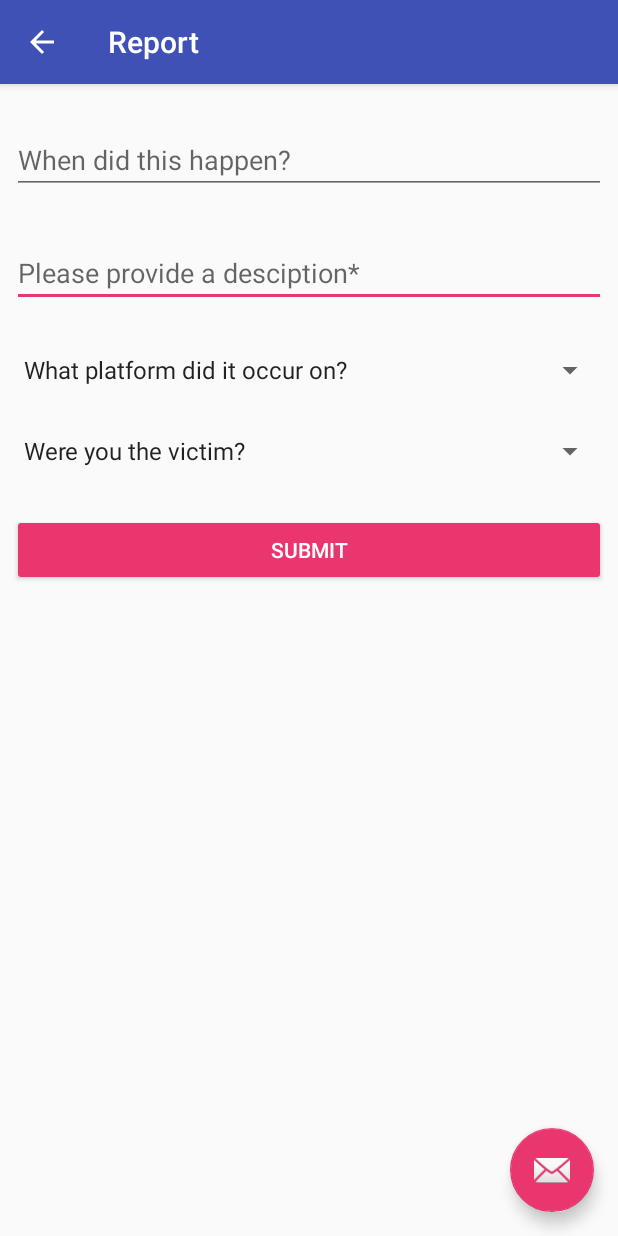
After one commit to tha-bo/mvmr, an Android app: the Report screen opened directly, with no data from a screen before it, on a phone screen of 412 x 824 dp. The commit adds this screen. Run offline under Robolectric (Android 15) with nearby library versions, the phone set to English and light mode, and no system bars; our stand-ins replace Firebase (no records; nobody signed in at launch, a user with empty details on screens opened directly).

Commit message:
added report activity refactored syrvey

```diff
--- a/app/build.gradle
+++ b/app/build.gradle
@@ -25,6 +25,9 @@ dependencies {
     androidTestCompile('com.android.support.test.espresso:espresso-core:2.2.2', {
         exclude group: 'com.android.support', module: 'support-annotations'
     })
+    compile files('libs/activation.jar')
+    compile files('libs/additionnal.jar')
+    compile files('libs/mail.jar')
     compile 'com.google.firebase:firebase-auth:10.2.4'
     compile 'com.google.firebase:firebase-database:10.2.4'
     compile 'com.android.support:appcompat-v7:25.3.1'
@@ -32,8 +35,5 @@ dependencies {
     compile 'com.android.support:design:25.3.1'
     compile 'com.android.support:support-v4:25.3.1'
     testCompile 'junit:junit:4.12'
-    compile files('libs/activation.jar')
-    compile files('libs/additionnal.jar')
-    compile files('libs/mail.jar')
 }
 apply plugin: 'com.google.gms.google-services'
--- /dev/null
+++ b/app/src/main/java/mvmr/mvmr/Report.java
@@ -0,0 +1,198 @@
+package mvmr.mvmr;
+
+import android.content.SharedPreferences;
+import android.os.Bundle;
+import android.support.annotation.NonNull;
+import android.support.design.widget.FloatingActionButton;
+import android.support.design.widget.Snackbar;
+import android.support.v4.app.DialogFragment;
+import android.support.v7.app.AppCompatActivity;
+import android.support.v7.widget.Toolbar;
+import android.view.View;
+import android.widget.AdapterView;
+import android.widget.Button;
+import android.widget.EditText;
+import android.widget.Spinner;
+import android.widget.Toast;
+
+import com.google.android.gms.tasks.OnCompleteListener;
+import com.google.android.gms.tasks.Task;
+import com.google.firebase.auth.AuthResult;
+import com.google.firebase.auth.FirebaseAuth;
+import com.google.firebase.database.DatabaseReference;
+import com.google.firebase.database.FirebaseDatabase;
+
+import java.text.SimpleDateFormat;
+import java.util.Calendar;
+import java.util.Date;
+
+import mvmr.mvmr.models.ReportModel;
+import mvmr.mvmr.models.SurveyModel;
+
+public class Report extends AppCompatActivity implements DatePickerFragment.OnDatePickerInteractionListener {
+    protected FirebaseAuth mAuth;
+    protected DatabaseReference mDatabase;
+    SharedPreferences reportCache;
+
+    Calendar incidentDate = Calendar.getInstance();
+    @Override
+    protected void onCreate(Bundle savedInstanceState) {
+        super.onCreate(savedInstanceState);
+        setContentView(R.layout.activity_report);
+        Toolbar toolbar = (Toolbar) findViewById(R.id.toolbar);
+        setSupportActionBar(toolbar);
+        reportCache = getSharedPreferences("MVMR_Report", 0);
+
+        EditText r_date = (EditText) findViewById(R.id.report_date);
+        r_date.setOnClickListener(new View.OnClickListener() {
+            @Override
+            public void onClick(View view) {
+                showDatePickerDialog(view);
+            }
+        });
+
+        Button btnSubmit = (Button) findViewById(R.id.report_submit);
+        btnSubmit.setOnClickListener(new View.OnClickListener() {
+            @Override
+            public void onClick(View view) {
+                onSubmit(view);
+            }
+        });
+
+        EditText r_description = (EditText) findViewById(R.id.report_description);
+        r_description.setOnFocusChangeListener(  new View.OnFocusChangeListener() {
+            @Override
+            public void onFocusChange(View v, boolean hasFocus) {
+                if(!hasFocus && ((EditText)v).getText() != null);
+                {
+                    reportCache.edit().putString("description", ((EditText)v).getText().toString()).commit();
+                }
+            }
+        });
+
+        Spinner r_platform = (Spinner) findViewById(R.id.report_platform);
+//        r_platform.setOnItemSelectedListener( new AdapterView.OnItemSelectedListener() {
+//
+//            @Override
+//            public void onItemSelected(AdapterView<?> parent, View view, int position, long id) {
+//                reportCache.edit().putInt("platform", (int)((Spinner)view).getSelectedItemId()).commit();
+//            }
+//
+//            @Override
+//            public void onNothingSelected(AdapterView<?> parent) {
+//
+//            }
+//        });
+
+        Spinner r_victim = (Spinner) findViewById(R.id.report_victim);
+//        r_victim.setOnItemSelectedListener( new AdapterView.OnItemSelectedListener() {
+//
+//            @Override
+//            public void onItemSelected(AdapterView<?> parent, View view, int position, long id) {
+//                reportCache.edit().putInt("victim", (int)((Spinner)view).getSelectedItemId()).commit();
+//            }
+//
+//            @Override
+//            public void onNothingSelected(AdapterView<?> parent) {
+//
+//            }
+//        });
+
+        r_date.setText(reportCache.getString("date", null));
+        r_description.setText(reportCache.getString("description", null));
+        r_platform.setSelection(reportCache.getInt("platform", 0));
+        r_victim.setSelection(reportCache.getInt("victim", 0));
+
+        getSupportActionBar().setDisplayHomeAsUpEnabled(true);
+    }
+
+    @Override
+    public void onDatePickerInteraction(int year, int month, int day) {
+        incidentDate.set(year, month, day);//calender is 0 based
+        EditText r_date = (EditText) findViewById(R.id.report_date);
+        String date = new SimpleDateFormat("EEEE d MMM, yyyy").format(incidentDate.getTime());
+        r_date.setText(date);
+        reportCache.edit().putString("date", date).commit();
+    }
+
+    public void showDatePickerDialog(View v) {
+        DialogFragment newFragment = new DatePickerFragment();
+        newFragment.show(getSupportFragmentManager(), "datePicker");
+    }
+
+    public void onSubmit(View v)
+    {
+        EditText r_date = (EditText) findViewById(R.id.report_date);
+        EditText r_description = (EditText) findViewById(R.id.report_description);
+        Spinner r_platform = (Spinner) findViewById(R.id.report_platform);
+        Spinner r_victim = (Spinner) findViewById(R.id.report_victim);
+
+        if(r_date.getText().toString() == null || r_date.getText().toString().equals("") ||
+           r_description.getText().toString() == null || r_description.getText().toString().equals("") ||
+           r_platform.getSelectedItemId() == 0 || r_victim.getSelectedItemId() == 0 )
+        {
+            Toast.makeText(Report.this, "Please enter all values", Toast.LENGTH_SHORT).show();
+            return;
+        }
+
+        SharedPreferences settings = getSharedPreferences("MVMR", 0);
+        ReportModel model = new ReportModel(settings.getString("user_id", null),
+                new SimpleDateFormat("yyyy/MM/dd HH:mm:ss").format(new Date()),
+                r_description.getText().toString(),
+                r_platform.getSelectedItem().toString(),
+                r_victim.getSelectedItem().toString()
+        );
+        SendResults(model);
+    }
+
+    private void SendResults(final ReportModel model)
+    {
+        final boolean[] triedSendEmail = {false};
+        try {
+
+            mAuth = FirebaseAuth.getInstance();
+            mAuth.signInAnonymously().addOnCompleteListener(new OnCompleteListener<AuthResult>() {
+                @Override
+                public void onComplete(@NonNull Task<AuthResult> task) {
+                    if (task.isSuccessful()) {
+                        Toast.makeText(Report.this, "login success", Toast.LENGTH_SHORT).show();
+
+                        String modelId = java.util.UUID.randomUUID().toString() + new SimpleDateFormat("_HH:mm:ss").format(new Date());
+
+                        mDatabase = FirebaseDatabase.getInstance().getReference();
+                        mDatabase.child("survey")
+                                .child(modelId)
+                                .setValue(model);
+                        getSharedPreferences("MVMR", 0).edit().putInt("submittedSurvey", 1).commit();
+                        if(EmailSender.IsOnline(Report.this))
+                        {
+                            EmailSender.SendReport(Report.this, model);
+                        }
+                        reportCache.edit().clear().commit();
+                    }
+                    else{
+                        Toast.makeText(Report.this, "login failed", Toast.LENGTH_SHORT).show();
+                        if(EmailSender.IsOnline(Report.this))
+                        {
+                            triedSendEmail[0] = true;
+                            EmailSender.SendReport(Report.this, model);
+                            reportCache.edit().clear().commit();
+                        }
+                    }
+                }
+            });
+
+        } catch (Exception e) {
+            Toast.makeText(Report.this, "login error", Toast.LENGTH_SHORT).show();
+            if(!triedSendEmail[0] && EmailSender.IsOnline(this))
+            {
+                EmailSender.SendReport(this, model);
+                reportCache.edit().clear().commit();
+            }
+            else
+            {
+                Toast.makeText(Report.this, "Send Report Error", Toast.LENGTH_SHORT).show();
+            }
+        }
+    }
+}
--- /dev/null
+++ b/app/src/main/res/layout/activity_report.xml
@@ -0,0 +1,33 @@
+<?xml version="1.0" encoding="utf-8"?>
+<android.support.design.widget.CoordinatorLayout xmlns:android="http://schemas.android.com/apk/res/android"
+    xmlns:app="http://schemas.android.com/apk/res-auto"
+    xmlns:tools="http://schemas.android.com/tools"
+    android:layout_width="match_parent"
+    android:layout_height="match_parent"
+    tools:context="mvmr.mvmr.Report">
+
+    <android.support.design.widget.AppBarLayout
+        android:layout_width="match_parent"
+        android:layout_height="wrap_content"
+        android:theme="@style/AppTheme.AppBarOverlay">
+
+        <android.support.v7.widget.Toolbar
+            android:id="@+id/toolbar"
+            android:layout_width="match_parent"
+            android:layout_height="?attr/actionBarSize"
+            android:background="?attr/colorPrimary"
+            app:popupTheme="@style/AppTheme.PopupOverlay" />
+
+    </android.support.design.widget.AppBarLayout>
+
+    <include layout="@layout/content_report" />
+
+    <android.support.design.widget.FloatingActionButton
+        android:id="@+id/fab"
+        android:layout_width="wrap_content"
+        android:layout_height="wrap_content"
+        android:layout_gravity="bottom|end"
+        android:layout_margin="@dimen/fab_margin"
+        app:srcCompat="@android:drawable/ic_dialog_email" />
+
+</android.support.design.widget.CoordinatorLayout>
--- /dev/null
+++ b/app/src/main/res/layout/content_report.xml
@@ -0,0 +1,80 @@
+<?xml version="1.0" encoding="utf-8"?>
+<android.support.constraint.ConstraintLayout xmlns:android="http://schemas.android.com/apk/res/android"
+    xmlns:app="http://schemas.android.com/apk/res-auto"
+    xmlns:tools="http://schemas.android.com/tools"
+    android:layout_width="match_parent"
+    android:layout_height="match_parent"
+    app:layout_behavior="@string/appbar_scrolling_view_behavior"
+    tools:context="mvmr.mvmr.Report"
+    tools:showIn="@layout/activity_report">
+
+    <ScrollView
+        android:layout_width="0dp"
+        android:layout_height="0dp"
+        android:layout_marginBottom="8dp"
+        android:layout_marginLeft="8dp"
+        android:layout_marginRight="8dp"
+        android:layout_marginTop="8dp"
+        app:layout_constraintBottom_toBottomOf="parent"
+        app:layout_constraintLeft_toLeftOf="parent"
+        app:layout_constraintRight_toRightOf="parent"
+        app:layout_constraintTop_toTopOf="parent"
+        android:layout_marginStart="8dp"
+        android:layout_marginEnd="8dp">
+
+        <LinearLayout
+            android:layout_width="match_parent"
+            android:layout_height="wrap_content"
+            android:orientation="vertical" >
+
+            <EditText
+                android:id="@+id/report_date"
+                android:layout_width="match_parent"
+                android:layout_height="wrap_content"
+                android:focusable="false"
+                android:longClickable="false"
+                android:ems="10"
+                android:hint="When did this happen?"
+                android:inputType="none"
+                android:scrollHorizontally="false"
+                android:paddingTop="30dp" />
+
+            <EditText
+                android:id="@+id/report_description"
+                android:layout_width="match_parent"
+                android:layout_height="wrap_content"
+                android:layout_marginTop="30dp"
+                android:ems="10"
+                android:hint="Please provide a desciption*"
+                android:inputType="textMultiLine"
+                android:scrollHorizontally="false" />
+
+            <Spinner
+                android:id="@+id/report_platform"
+                android:layout_width="match_parent"
+                android:layout_height="wrap_content"
+                android:layout_marginTop="30dp"
+                android:entries="@array/report_platform_entries"
+                android:inputType="textMultiLine"
+                android:spinnerMode="dialog"
+                android:visibility="visible" />
+
+            <Spinner
+                android:id="@+id/report_victim"
+                android:layout_width="match_parent"
+                android:layout_height="wrap_content"
+                android:entries="@array/report_victim_entries"
+                android:spinnerMode="dialog"
+                android:layout_marginTop="30dp"/>
+
+            <Button
+                android:id="@+id/report_submit"
+                style="@style/Widget.AppCompat.Button.Colored"
+                android:layout_width="match_parent"
+                android:layout_height="wrap_content"
+                android:layout_marginTop="30dp"
+                android:text="Submit" />
+
+        </LinearLayout>
+    </ScrollView>
+</android.support.constraint.ConstraintLayout>
--- a/app/src/main/res/values/strings.xml
+++ b/app/src/main/res/values/strings.xml
@@ -23,6 +23,22 @@
         <item>I am comfortable using mobile phone technology</item>
         <item>I feel confident using mobile phone technology</item>
     </string-array>
+    <string-array name="report_platform_entries">
+        <item>What platform did it occur on?</item>
+        <item>Voice Call</item>
+        <item>Text Message</item>
+        <item>Chat App</item>
+        <item>Social Media</item>
+        <item>Other</item>
+    </string-array>
+    <string-array name="report_victim_entries">
+        <item>Were you the victim?</item>
+        <item>Yes</item>
+        <item>No</item>
+        <item>Rather not say</item>
+    </string-array>
+    <string name="report_victim_text">Were you the victim?</string>
+    <string name="report_platform_text">What platform did it occur on?</string>
     <string name="survey_instructions">Please respond to each of the questions on the page by selecting one the options. Select the Submit button to send the results</string>
     <string name="title_activity_survey">Survey</string>
     <string name="lorem">
@@ -32,4 +48,5 @@
 
     <!-- TODO: Remove or change this placeholder text -->
     <string name="hello_blank_fragment">Hello blank fragment</string>
+    <string name="title_activity_report">Report</string>
 </resources>
```
Also changed, not shown: app/src/main/AndroidManifest.xml (+10 -1 lines), app/src/main/java/mvmr/mvmr/DatePickerFragment.java (added, +63 -0 lines), app/src/main/java/mvmr/mvmr/Home.java (+9 -0 lines), app/src/main/java/mvmr/mvmr/Survey.java (+11 -3 lines), app/src/main/res/layout/content_about.xml (+8 -8 lines), app/src/main/res/layout/content_home.xml (+20 -2 lines), app/src/main/res/layout/fragment_date_picker.xml (added, +13 -0 lines), app/src/main/res/layout/fragment_survey_question.xml (+12 -6 lines), 3 other files.
